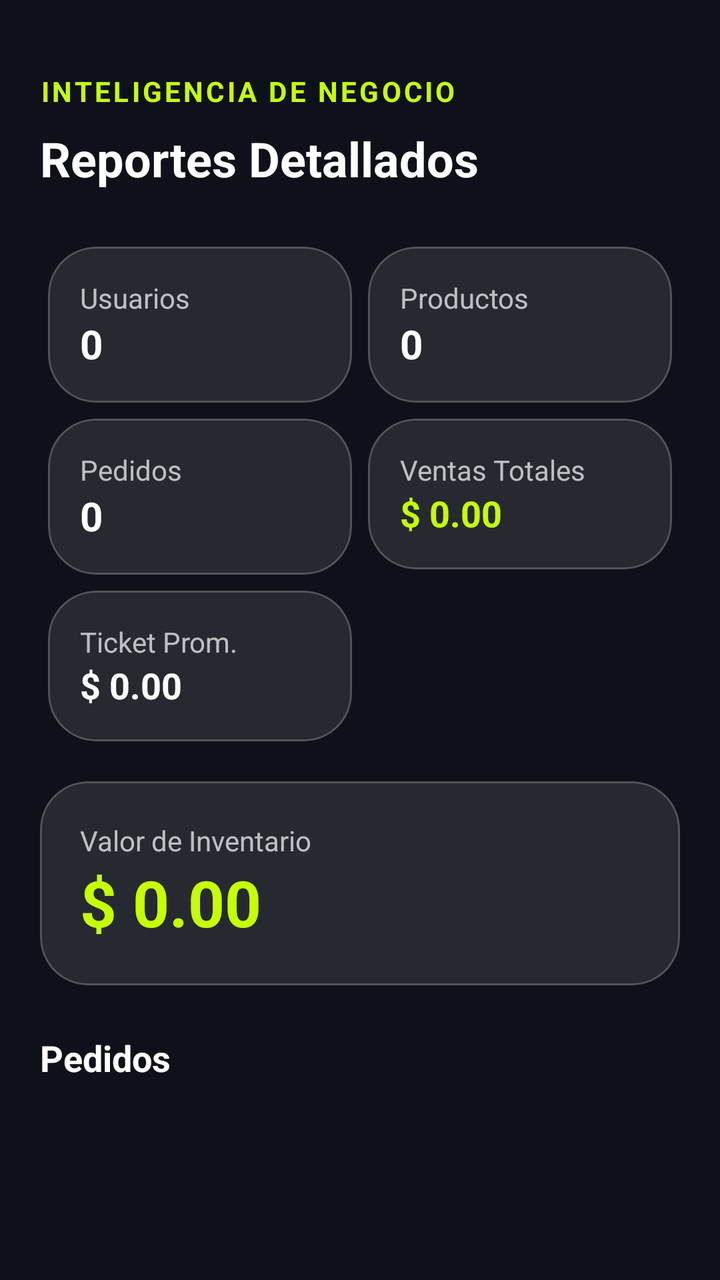
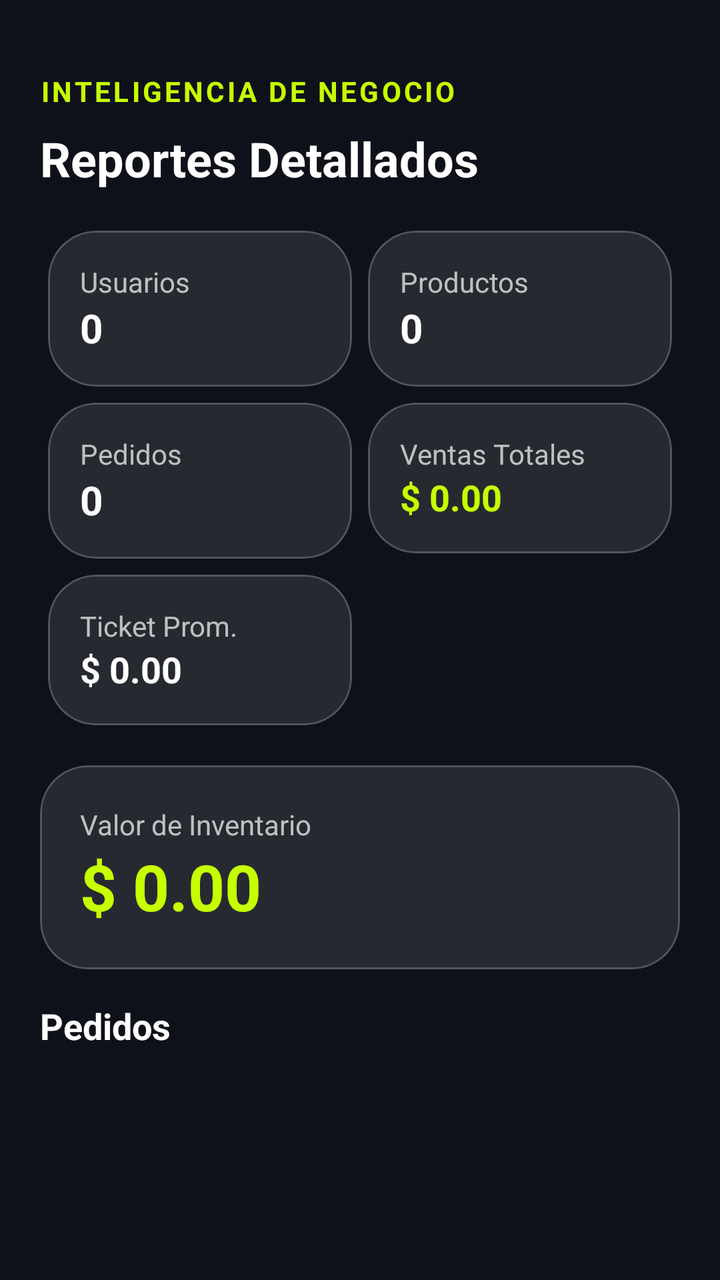

Two renders of the same Android screen: before a commit and after it. Below are the layout's source before the change and the commit's diff.
<!-- AndroidManifest.xml: application theme Theme.VoltCore -->
<!-- res/layout/fragment_admin_reports.xml -->
<?xml version="1.0" encoding="utf-8"?>
<androidx.core.widget.NestedScrollView xmlns:android="http://schemas.android.com/apk/res/android"
    xmlns:app="http://schemas.android.com/apk/res-auto"
    xmlns:tools="http://schemas.android.com/tools"
    android:layout_width="match_parent"
    android:layout_height="match_parent"
    android:background="@color/volt_background"
    android:paddingTop="16dp">

    <LinearLayout
        android:layout_width="match_parent"
        android:layout_height="wrap_content"
        android:orientation="vertical"
        android:padding="20dp">

        <TextView
            android:layout_width="wrap_content"
            android:layout_height="wrap_content"
            android:text="@string/business_intelligence"
            android:textColor="@color/volt_primary"
            android:textSize="14sp"
            android:letterSpacing="0.1"
            android:textStyle="bold"
            android:layout_marginBottom="8dp"/>

        <TextView
            android:layout_width="wrap_content"
            android:layout_height="wrap_content"
            android:text="@string/detailed_reports"
            android:textColor="@color/white"
            android:textSize="24sp"
            android:textStyle="bold"
            android:layout_marginBottom="24dp"/>

        
        <GridLayout
            android:layout_width="match_parent"
            android:layout_height="wrap_content"
            android:columnCount="2"
            android:rowCount="3"
            android:alignmentMode="alignMargins"
            android:useDefaultMargins="true">

            <com.google.android.material.card.MaterialCardView
                style="@style/Widget.VoltCore.Card"
                android:layout_width="0dp"
                android:layout_height="wrap_content"
                android:layout_columnWeight="1">
                <LinearLayout
                    android:layout_width="match_parent"
                    android:layout_height="wrap_content"
                    android:orientation="vertical"
                    android:padding="16dp">
                    <TextView
                        android:layout_width="wrap_content"
                        android:layout_height="wrap_content"
                        android:text="@string/users"
                        android:textColor="@color/white_70"
                        android:textSize="14sp"/>
                    <TextView
                        android:id="@+id/tvUserCount"
                        android:layout_width="wrap_content"
                        android:layout_height="wrap_content"
                        android:text="0"
                        android:textColor="@color/white"
                        android:textSize="20sp"
                        android:textStyle="bold"/>
                </LinearLayout>
            </com.google.android.material.card.MaterialCardView>

            <com.google.android.material.card.MaterialCardView
                style="@style/Widget.VoltCore.Card"
                android:layout_width="0dp"
                android:layout_height="wrap_content"
                android:layout_columnWeight="1">
                <LinearLayout
                    android:layout_width="match_parent"
                    android:layout_height="wrap_content"
                    android:orientation="vertical"
                    android:padding="16dp">
                    <TextView
                        android:layout_width="wrap_content"
                        android:layout_height="wrap_content"
                        android:text="@string/products"
                        android:textColor="@color/white_70"
                        android:textSize="14sp"/>
                    <TextView
                        android:id="@+id/tvProductCount"
                        android:layout_width="wrap_content"
                        android:layout_height="wrap_content"
                        android:text="0"
                        android:textColor="@color/white"
                        android:textSize="20sp"
                        android:textStyle="bold"/>
                </LinearLayout>
            </com.google.android.material.card.MaterialCardView>

            <com.google.android.material.card.MaterialCardView
                style="@style/Widget.VoltCore.Card"
                android:layout_width="0dp"
                android:layout_height="wrap_content"
                android:layout_columnWeight="1">
                <LinearLayout
                    android:layout_width="match_parent"
                    android:layout_height="wrap_content"
                    android:orientation="vertical"
                    android:padding="16dp">
                    <TextView
                        android:layout_width="wrap_content"
                        android:layout_height="wrap_content"
                        android:text="@string/orders"
                        android:textColor="@color/white_70"
                        android:textSize="14sp"/>
                    <TextView
                        android:id="@+id/tvOrderCountReport"
                        android:layout_width="wrap_content"
                        android:layout_height="wrap_content"
                        android:text="0"
                        android:textColor="@color/white"
                        android:textSize="20sp"
                        android:textStyle="bold"/>
                </LinearLayout>
            </com.google.android.material.card.MaterialCardView>

            <com.google.android.material.card.MaterialCardView
                style="@style/Widget.VoltCore.Card"
                android:layout_width="0dp"
                android:layout_height="wrap_content"
                android:layout_columnWeight="1">
                <LinearLayout
                    android:layout_width="match_parent"
                    android:layout_height="wrap_content"
                    android:orientation="vertical"
                    android:padding="16dp">
                    <TextView
                        android:layout_width="wrap_content"
                        android:layout_height="wrap_content"
                        android:text="@string/total_sales"
                        android:textColor="@color/white_70"
                        android:textSize="14sp"/>
                    <TextView
                        android:id="@+id/tvTotalSales"
                        android:layout_width="wrap_content"
                        android:layout_height="wrap_content"
                        android:text="@string/price_placeholder"
                        android:textColor="@color/volt_primary"
                        android:textSize="18sp"
                        android:textStyle="bold"/>
                </LinearLayout>
            </com.google.android.material.card.MaterialCardView>

            <com.google.android.material.card.MaterialCardView
                style="@style/Widget.VoltCore.Card"
                android:layout_width="0dp"
                android:layout_height="wrap_content"
                android:layout_columnWeight="1">
                <LinearLayout
                    android:layout_width="match_parent"
                    android:layout_height="wrap_content"
                    android:orientation="vertical"
                    android:padding="16dp">
                    <TextView
                        android:layout_width="wrap_content"
                        android:layout_height="wrap_content"
                        android:text="@string/avg_ticket"
                        android:textColor="@color/white_70"
                        android:textSize="14sp"/>
                    <TextView
                        android:id="@+id/tvAvgTicket"
                        android:layout_width="wrap_content"
                        android:layout_height="wrap_content"
                        android:text="@string/price_placeholder"
                        android:textColor="@color/white"
                        android:textSize="18sp"
                        android:textStyle="bold"/>
                </LinearLayout>
            </com.google.android.material.card.MaterialCardView>
        </GridLayout>

        <com.google.android.material.card.MaterialCardView
            style="@style/Widget.VoltCore.Card"
            android:layout_width="match_parent"
            android:layout_height="wrap_content"
            android:layout_marginTop="8dp"
            app:strokeColor="@color/volt_error"
            app:strokeWidth="1dp"
            android:id="@+id/cvSuspicious"
            android:visibility="gone">
            <LinearLayout
                android:layout_width="match_parent"
                android:layout_height="wrap_content"
                android:orientation="vertical"
                android:padding="16dp">
                <TextView
                    android:layout_width="wrap_content"
                    android:layout_height="wrap_content"
                    android:text="@string/suspicious_activity"
                    android:textColor="@color/volt_error"
                    android:textStyle="bold"
                    android:textSize="14sp"/>
                <TextView
                    android:id="@+id/tvSuspiciousCount"
                    android:layout_width="wrap_content"
                    android:layout_height="wrap_content"
                    android:text="@string/quantity_placeholder"
                    android:textColor="@color/white"
                    android:textSize="14sp"/>
            </LinearLayout>
        </com.google.android.material.card.MaterialCardView>

        <com.google.android.material.card.MaterialCardView
            style="@style/Widget.VoltCore.Card"
            android:layout_width="match_parent"
            android:layout_height="wrap_content"
            android:layout_marginTop="16dp">
            <LinearLayout
                android:layout_width="match_parent"
                android:layout_height="wrap_content"
                android:orientation="vertical"
                android:padding="20dp">
                <TextView
                    android:layout_width="wrap_content"
                    android:layout_height="wrap_content"
                    android:text="@string/inventory_value"
                    android:textColor="@color/white_70"
                    android:textSize="14sp"/>
                <TextView
                    android:id="@+id/tvInventoryValue"
                    android:layout_width="wrap_content"
                    android:layout_height="wrap_content"
                    android:text="@string/price_placeholder"
                    android:textColor="@color/volt_primary"
                    android:textSize="32sp"
                    android:textStyle="bold"/>
            </LinearLayout>
        </com.google.android.material.card.MaterialCardView>

        <TextView
            android:layout_width="wrap_content"
            android:layout_height="wrap_content"
            android:text="@string/orders"
            android:textColor="@color/white"
            android:textSize="18sp"
            android:textStyle="bold"
            android:layout_marginTop="24dp"
            android:layout_marginBottom="16dp"/>

        <androidx.recyclerview.widget.RecyclerView
            android:id="@+id/rvRecentOrders"
            android:layout_width="match_parent"
            android:layout_height="wrap_content"
            android:nestedScrollingEnabled="false"
            app:layoutManager="androidx.recyclerview.widget.LinearLayoutManager"
            tools:listitem="@android:layout/simple_list_item_2" />

        <TextView
            android:id="@+id/tvNoOrders"
            android:layout_width="wrap_content"
            android:layout_height="wrap_content"
            android:layout_gravity="center"
            android:text="@string/no_orders_yet"
            android:textColor="@color/white_70"
            android:layout_marginTop="16dp"
            android:visibility="gone"/>

    </LinearLayout>
</androidx.core.widget.NestedScrollView>
<!-- resources referenced by this layout -->
<resources>
  <color name="volt_background">#0F111A</color>
  <color name="volt_error">#FF5252</color>
  <color name="volt_primary">#C6FF00</color>
  <color name="white">#FFFFFFFF</color>
  <color name="white_70">#B3FFFFFF</color>
  <string name="avg_ticket">Ticket Prom.</string>
  <string name="business_intelligence">INTELIGENCIA DE NEGOCIO</string>
  <string name="detailed_reports">Reportes Detallados</string>
  <string name="inventory_value">Valor de Inventario</string>
  <string name="no_orders_yet">No tienes pedidos aún</string>
  <string name="orders">Pedidos</string>
  <string name="price_placeholder">$ 0.00</string>
  <string name="products">Productos</string>
  <string name="quantity_placeholder">1</string>
  <string name="suspicious_activity">Actividad Sospechosa</string>
  <string name="total_sales">Ventas Totales</string>
  <string name="users">Usuarios</string>
  <style name="Widget.VoltCore.Card" parent="Widget.Material3.CardView.Filled">
          <item name="cardCornerRadius">24dp</item>
          <item name="cardBackgroundColor">@color/glass_surface</item>
          <item name="strokeColor">@color/glass_stroke</item>
          <item name="strokeWidth">1dp</item>
      </style>
  <style name="Theme.VoltCore" parent="Base.Theme.VoltCore" />
  <color name="glass_surface">#1AFFFFFF</color>
  <color name="glass_stroke">#33FFFFFF</color>
  <style name="Base.Theme.VoltCore" parent="Theme.Material3.DayNight.NoActionBar">
          
          <item name="colorPrimary">@color/volt_primary</item>
          <item name="android:windowBackground">@color/volt_background</item>
          <item name="colorSurface">@color/glass_surface</item>
          <item name="colorOnSurface">@color/white</item>
      </style>
</resources>

<!-- the commit's change to res/layout/fragment_admin_reports.xml (unified diff, before → after) -->
@@ -5,40 +5,40 @@
     android:layout_width="match_parent"
     android:layout_height="match_parent"
     android:background="@color/volt_background"
-    android:paddingTop="16dp">
+    android:paddingTop="@dimen/margin_standard">
 
     <LinearLayout
         android:layout_width="match_parent"
         android:layout_height="wrap_content"
         android:orientation="vertical"
-        android:padding="20dp">
-
-        <TextView
-            android:layout_width="wrap_content"
-            android:layout_height="wrap_content"
+        android:padding="@dimen/dialog_padding">
+
+        <TextView
+            android:layout_width="wrap_content"
+            android:layout_height="wrap_content"
+            android:layout_marginBottom="@dimen/margin_small"
+            android:letterSpacing="0.1"
             android:text="@string/business_intelligence"
             android:textColor="@color/volt_primary"
             android:textSize="14sp"
-            android:letterSpacing="0.1"
-            android:textStyle="bold"
-            android:layout_marginBottom="8dp"/>
-
-        <TextView
-            android:layout_width="wrap_content"
-            android:layout_height="wrap_content"
+            android:textStyle="bold" />
+
+        <TextView
+            android:layout_width="wrap_content"
+            android:layout_height="wrap_content"
+            android:layout_marginBottom="@dimen/margin_standard"
             android:text="@string/detailed_reports"
-            android:textColor="@color/white"
-            android:textSize="24sp"
-            android:textStyle="bold"
-            android:layout_marginBottom="24dp"/>
+            android:textColor="@color/volt_text_primary"
+            android:textSize="@dimen/text_size_h1"
+            android:textStyle="bold" />
 
         
         <GridLayout
             android:layout_width="match_parent"
             android:layout_height="wrap_content"
+            android:alignmentMode="alignMargins"
             android:columnCount="2"
             android:rowCount="3"
-            android:alignmentMode="alignMargins"
             android:useDefaultMargins="true">
 
             <com.google.android.material.card.MaterialCardView
@@ -46,98 +46,110 @@
                 android:layout_width="0dp"
                 android:layout_height="wrap_content"
                 android:layout_columnWeight="1">
-                <LinearLayout
-                    android:layout_width="match_parent"
-                    android:layout_height="wrap_content"
-                    android:orientation="vertical"
-                    android:padding="16dp">
+
+                <LinearLayout
+                    android:layout_width="match_parent"
+                    android:layout_height="wrap_content"
+                    android:orientation="vertical"
+                    android:padding="@dimen/margin_standard">
+
                     <TextView
                         android:layout_width="wrap_content"
                         android:layout_height="wrap_content"
                         android:text="@string/users"
-                        android:textColor="@color/white_70"
-                        android:textSize="14sp"/>
+                        android:textColor="@color/volt_text_secondary"
+                        android:textSize="14sp" />
+
                     <TextView
                         android:id="@+id/tvUserCount"
                         android:layout_width="wrap_content"
                         android:layout_height="wrap_content"
-                        android:text="0"
-                        android:textColor="@color/white"
+                        android:text="@string/zero"
+                        android:textColor="@color/volt_text_primary"
                         android:textSize="20sp"
-                        android:textStyle="bold"/>
-                </LinearLayout>
-            </com.google.android.material.card.MaterialCardView>
-
-            <com.google.android.material.card.MaterialCardView
-                style="@style/Widget.VoltCore.Card"
-                android:layout_width="0dp"
-                android:layout_height="wrap_content"
-                android:layout_columnWeight="1">
-                <LinearLayout
-                    android:layout_width="match_parent"
-                    android:layout_height="wrap_content"
-                    android:orientation="vertical"
-                    android:padding="16dp">
+                        android:textStyle="bold" />
+                </LinearLayout>
+            </com.google.android.material.card.MaterialCardView>
+
+            <com.google.android.material.card.MaterialCardView
+                style="@style/Widget.VoltCore.Card"
+                android:layout_width="0dp"
+                android:layout_height="wrap_content"
+                android:layout_columnWeight="1">
+
+                <LinearLayout
+                    android:layout_width="match_parent"
+                    android:layout_height="wrap_content"
+                    android:orientation="vertical"
+                    android:padding="@dimen/margin_standard">
+
                     <TextView
                         android:layout_width="wrap_content"
                         android:layout_height="wrap_content"
                         android:text="@string/products"
-                        android:textColor="@color/white_70"
-                        android:textSize="14sp"/>
+                        android:textColor="@color/volt_text_secondary"
+                        android:textSize="14sp" />
+
                     <TextView
                         android:id="@+id/tvProductCount"
                         android:layout_width="wrap_content"
                         android:layout_height="wrap_content"
-                        android:text="0"
-                        android:textColor="@color/white"
+                        android:text="@string/zero"
+                        android:textColor="@color/volt_text_primary"
                         android:textSize="20sp"
-                        android:textStyle="bold"/>
-                </LinearLayout>
-            </com.google.android.material.card.MaterialCardView>
-
-            <com.google.android.material.card.MaterialCardView
-                style="@style/Widget.VoltCore.Card"
-                android:layout_width="0dp"
-                android:layout_height="wrap_content"
-                android:layout_columnWeight="1">
-                <LinearLayout
-                    android:layout_width="match_parent"
-                    android:layout_height="wrap_content"
-                    android:orientation="vertical"
-                    android:padding="16dp">
+                        android:textStyle="bold" />
+                </LinearLayout>
+            </com.google.android.material.card.MaterialCardView>
+
+            <com.google.android.material.card.MaterialCardView
+                style="@style/Widget.VoltCore.Card"
+                android:layout_width="0dp"
+                android:layout_height="wrap_content"
+                android:layout_columnWeight="1">
+
+                <LinearLayout
+                    android:layout_width="match_parent"
+                    android:layout_height="wrap_content"
+                    android:orientation="vertical"
+                    android:padding="@dimen/margin_standard">
+
                     <TextView
                         android:layout_width="wrap_content"
                         android:layout_height="wrap_content"
                         android:text="@string/orders"
-                        android:textColor="@color/white_70"
-                        android:textSize="14sp"/>
+                        android:textColor="@color/volt_text_secondary"
+                        android:textSize="14sp" />
+
                     <TextView
                         android:id="@+id/tvOrderCountReport"
                         android:layout_width="wrap_content"
                         android:layout_height="wrap_content"
-                        android:text="0"
-                        android:textColor="@color/white"
+                        android:text="@string/zero"
+                        android:textColor="@color/volt_text_primary"
                         android:textSize="20sp"
-                        android:textStyle="bold"/>
-                </LinearLayout>
-            </com.google.android.material.card.MaterialCardView>
-
-            <com.google.android.material.card.MaterialCardView
-                style="@style/Widget.VoltCore.Card"
-                android:layout_width="0dp"
-                android:layout_height="wrap_content"
-                android:layout_columnWeight="1">
-                <LinearLayout
-                    android:layout_width="match_parent"
-                    android:layout_height="wrap_content"
-                    android:orientation="vertical"
-                    android:padding="16dp">
+                        android:textStyle="bold" />
+                </LinearLayout>
+            </com.google.android.material.card.MaterialCardView>
+
+            <com.google.android.material.card.MaterialCardView
+                style="@style/Widget.VoltCore.Card"
+                android:layout_width="0dp"
+                android:layout_height="wrap_content"
+                android:layout_columnWeight="1">
+
+                <LinearLayout
+                    android:layout_width="match_parent"
+                    android:layout_height="wrap_content"
+                    android:orientation="vertical"
+                    android:padding="@dimen/margin_standard">
+
                     <TextView
                         android:layout_width="wrap_content"
                         android:layout_height="wrap_content"
                         android:text="@string/total_sales"
-                        android:textColor="@color/white_70"
-                        android:textSize="14sp"/>
+                        android:textColor="@color/volt_text_secondary"
+                        android:textSize="14sp" />
+
                     <TextView
                         android:id="@+id/tvTotalSales"
                         android:layout_width="wrap_content"
@@ -145,85 +157,94 @@
                         android:text="@string/price_placeholder"
                         android:textColor="@color/volt_primary"
                         android:textSize="18sp"
-                        android:textStyle="bold"/>
-                </LinearLayout>
-            </com.google.android.material.card.MaterialCardView>
-
-            <com.google.android.material.card.MaterialCardView
-                style="@style/Widget.VoltCore.Card"
-                android:layout_width="0dp"
-                android:layout_height="wrap_content"
-                android:layout_columnWeight="1">
-                <LinearLayout
-                    android:layout_width="match_parent"
-                    android:layout_height="wrap_content"
-                    android:orientation="vertical"
-                    android:padding="16dp">
+                        android:textStyle="bold" />
+                </LinearLayout>
+            </com.google.android.material.card.MaterialCardView>
+
+            <com.google.android.material.card.MaterialCardView
+                style="@style/Widget.VoltCore.Card"
+                android:layout_width="0dp"
+                android:layout_height="wrap_content"
+                android:layout_columnWeight="1">
+
+                <LinearLayout
+                    android:layout_width="match_parent"
+                    android:layout_height="wrap_content"
+                    android:orientation="vertical"
+                    android:padding="@dimen/margin_standard">
+
                     <TextView
                         android:layout_width="wrap_content"
                         android:layout_height="wrap_content"
                         android:text="@string/avg_ticket"
-                        android:textColor="@color/white_70"
-                        android:textSize="14sp"/>
+                        android:textColor="@color/volt_text_secondary"
+                        android:textSize="14sp" />
+
                     <TextView
                         android:id="@+id/tvAvgTicket"
                         android:layout_width="wrap_content"
                         android:layout_height="wrap_content"
                         android:text="@string/price_placeholder"
-                        android:textColor="@color/white"
+                        android:textColor="@color/volt_text_primary"
                         android:textSize="18sp"
-                        android:textStyle="bold"/>
+                        android:textStyle="bold" />
                 </LinearLayout>
             </com.google.android.material.card.MaterialCardView>
         </GridLayout>
+
+        <com.google.android.material.card.MaterialCardView
+            android:id="@+id/cvSuspicious"
+            style="@style/Widget.VoltCore.Card"
+            android:layout_width="match_parent"
+            android:layout_height="wrap_content"
+            android:layout_marginTop="@dimen/margin_small"
+            android:visibility="gone"
+            app:strokeColor="@color/volt_error"
+            app:strokeWidth="1dp">
+
+            <LinearLayout
+                android:layout_width="match_parent"
+                android:layout_height="wrap_content"
+                android:orientation="vertical"
+                android:padding="@dimen/margin_standard">
+
+                <TextView
+                    android:layout_width="wrap_content"
+                    android:layout_height="wrap_content"
+                    android:text="@string/suspicious_activity"
+                    android:textColor="@color/volt_error"
+                    android:textSize="14sp"
+                    android:textStyle="bold" />
+
+                <TextView
+                    android:id="@+id/tvSuspiciousCount"
+                    android:layout_width="wrap_content"
+                    android:layout_height="wrap_content"
+                    android:text="@string/quantity_placeholder"
+                    android:textColor="@color/volt_text_primary"
+                    android:textSize="14sp" />
+            </LinearLayout>
+        </com.google.android.material.card.MaterialCardView>
 
         <com.google.android.material.card.MaterialCardView
             style="@style/Widget.VoltCore.Card"
             android:layout_width="match_parent"
             android:layout_height="wrap_content"
-            android:layout_marginTop="8dp"
-            app:strokeColor="@color/volt_error"
-            app:strokeWidth="1dp"
-            android:id="@+id/cvSuspicious"
-            android:visibility="gone">
+            android:layout_marginTop="@dimen/margin_standard">
+
             <LinearLayout
                 android:layout_width="match_parent"
                 android:layout_height="wrap_content"
                 android:orientation="vertical"
-                android:padding="16dp">
-                <TextView
-                    android:layout_width="wrap_content"
-                    android:layout_height="wrap_content"
-                    android:text="@string/suspicious_activity"
-                    android:textColor="@color/volt_error"
-                    android:textStyle="bold"
-                    android:textSize="14sp"/>
-                <TextView
-                    android:id="@+id/tvSuspiciousCount"
-                    android:layout_width="wrap_content"
-                    android:layout_height="wrap_content"
-                    android:text="@string/quantity_placeholder"
-                    android:textColor="@color/white"
-                    android:textSize="14sp"/>
-            </LinearLayout>
-        </com.google.android.material.card.MaterialCardView>
-
-        <com.google.android.material.card.MaterialCardView
-            style="@style/Widget.VoltCore.Card"
-            android:layout_width="match_parent"
-            android:layout_height="wrap_content"
-            android:layout_marginTop="16dp">
-            <LinearLayout
-                android:layout_width="match_parent"
-                android:layout_height="wrap_content"
-                android:orientation="vertical"
-                android:padding="20dp">
+                android:padding="@dimen/dialog_padding">
+
                 <TextView
                     android:layout_width="wrap_content"
                     android:layout_height="wrap_content"
                     android:text="@string/inventory_value"
-                    android:textColor="@color/white_70"
-                    android:textSize="14sp"/>
+                    android:textColor="@color/volt_text_secondary"
+                    android:textSize="14sp" />
+
                 <TextView
                     android:id="@+id/tvInventoryValue"
                     android:layout_width="wrap_content"
@@ -231,19 +252,19 @@
                     android:text="@string/price_placeholder"
                     android:textColor="@color/volt_primary"
                     android:textSize="32sp"
-                    android:textStyle="bold"/>
+                    android:textStyle="bold" />
             </LinearLayout>
         </com.google.android.material.card.MaterialCardView>
 
         <TextView
             android:layout_width="wrap_content"
             android:layout_height="wrap_content"
+            android:layout_marginTop="@dimen/margin_standard"
+            android:layout_marginBottom="@dimen/margin_standard"
             android:text="@string/orders"
-            android:textColor="@color/white"
+            android:textColor="@color/volt_text_primary"
             android:textSize="18sp"
-            android:textStyle="bold"
-            android:layout_marginTop="24dp"
-            android:layout_marginBottom="16dp"/>
+            android:textStyle="bold" />
 
         <androidx.recyclerview.widget.RecyclerView
             android:id="@+id/rvRecentOrders"
@@ -258,10 +279,10 @@
             android:layout_width="wrap_content"
             android:layout_height="wrap_content"
             android:layout_gravity="center"
+            android:layout_marginTop="@dimen/margin_standard"
             android:text="@string/no_orders_yet"
-            android:textColor="@color/white_70"
-            android:layout_marginTop="16dp"
-            android:visibility="gone"/>
+            android:textColor="@color/volt_text_secondary"
+            android:visibility="gone" />
 
     </LinearLayout>
 </androidx.core.widget.NestedScrollView>
<!-- resource entries referenced after the edit -->
@@ -3,8 +3,15 @@
   <color name="volt_background">#0F111A</color>
   <color name="volt_error">#FF5252</color>
   <color name="volt_primary">#C6FF00</color>
+  <color name="volt_text_primary">@color/white</color>
+  <color name="volt_text_secondary">@color/white_70</color>
+  <dimen name="dialog_padding">20dp</dimen>
+  <dimen name="margin_small">8dp</dimen>
+  <dimen name="margin_standard">16dp</dimen>
+  <dimen name="text_size_h1">24sp</dimen>
   <color name="white">#FFFFFFFF</color>
   <color name="white_70">#B3FFFFFF</color>
+  <color name="volt_card_background">#272931</color>
   <string name="avg_ticket">Ticket Prom.</string>
   <string name="business_intelligence">INTELIGENCIA DE NEGOCIO</string>
   <string name="detailed_reports">Reportes Detallados</string>
@@ -17,9 +24,10 @@
   <string name="suspicious_activity">Actividad Sospechosa</string>
   <string name="total_sales">Ventas Totales</string>
   <string name="users">Usuarios</string>
+  <string name="zero">0</string>
   <style name="Widget.VoltCore.Card" parent="Widget.Material3.CardView.Filled">
           <item name="cardCornerRadius">24dp</item>
-          <item name="cardBackgroundColor">@color/glass_surface</item>
+          <item name="cardBackgroundColor">@color/volt_card_background</item>
           <item name="strokeColor">@color/glass_stroke</item>
           <item name="strokeWidth">1dp</item>
       </style>
